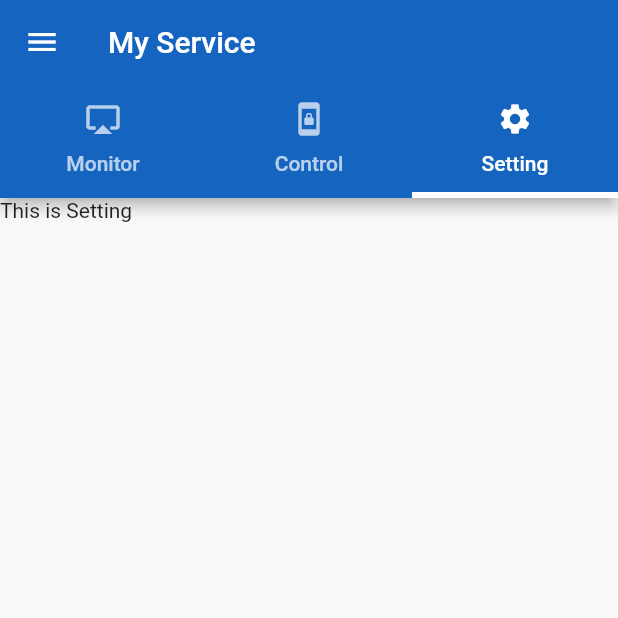
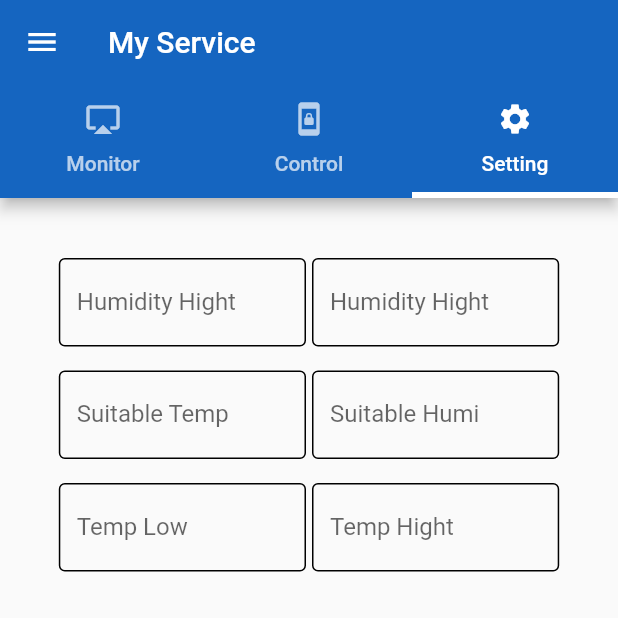
Before and after one commit to masterUNG/UngMushRoom, a Flutter app: the MyService screen opened directly, tab 3 chosen, on a phone screen of 412 x 824 dp, the top half of it. Run offline on Flutter 3.47's test engine with Material 2 defaults, Android fonts, the light colour scheme and no system bars; our stand-ins replace firebase_auth, firebase_database; missing offline and left inert: flutter_webview_plugin; accounts and stored records are empty.

Commit message:
Design UI Setting Success

```diff
--- a/lib/widget/setting.dart
+++ b/lib/widget/setting.dart
@@ -6,10 +6,157 @@
 }
 
 class _SettingState extends State<Setting> {
+  // Field
+
+  // Method
+  Widget humidityHight() {
+    return Container(
+      width: MediaQuery.of(context).size.width * 0.4,
+      child: TextFormField(
+        keyboardType: TextInputType.number,
+        decoration: InputDecoration(
+          enabledBorder: OutlineInputBorder(
+            borderSide: BorderSide(),
+          ),
+          labelText: 'Humidity Hight',
+        ),
+      ),
+    );
+  }
+
+  Widget humidityLow() {
+    return Container(
+      width: MediaQuery.of(context).size.width * 0.4,
+      child: TextFormField(
+        keyboardType: TextInputType.number,
+        decoration: InputDecoration(
+          enabledBorder: OutlineInputBorder(
+            borderSide: BorderSide(),
+          ),
+          labelText: 'Humidity Low',
+        ),
+      ),
+    );
+  }
+
+  Widget suitableHumi() {
+    return Container(
+      width: MediaQuery.of(context).size.width * 0.4,
+      child: TextFormField(
+        keyboardType: TextInputType.number,
+        decoration: InputDecoration(
+          enabledBorder: OutlineInputBorder(
+            borderSide: BorderSide(),
+          ),
+          labelText: 'Suitable Humi',
+        ),
+      ),
+    );
+  }
+
+  Widget suitableTemp() {
+    return Container(
+      width: MediaQuery.of(context).size.width * 0.4,
+      child: TextFormField(
+        keyboardType: TextInputType.number,
+        decoration: InputDecoration(
+          enabledBorder: OutlineInputBorder(
+            borderSide: BorderSide(),
+          ),
+          labelText: 'Suitable Temp',
+        ),
+      ),
+    );
+  }
+
+  Widget tempHight() {
+    return Container(
+      width: MediaQuery.of(context).size.width * 0.4,
+      child: TextFormField(
+        keyboardType: TextInputType.number,
+        decoration: InputDecoration(
+          enabledBorder: OutlineInputBorder(
+            borderSide: BorderSide(),
+          ),
+          labelText: 'Temp Hight',
+        ),
+      ),
+    );
+  }
+
+  Widget tempLow() {
+    return Container(
+      width: MediaQuery.of(context).size.width * 0.4,
+      child: TextFormField(
+        keyboardType: TextInputType.number,
+        decoration: InputDecoration(
+          enabledBorder: OutlineInputBorder(
+            borderSide: BorderSide(),
+          ),
+          labelText: 'Temp Low',
+        ),
+      ),
+    );
+  }
+
+  Widget rowTop() {
+    return Row(
+      mainAxisAlignment: MainAxisAlignment.center,
+      children: <Widget>[
+        humidityHight(),
+        SizedBox(
+          width: 4.0,
+        ),
+        humidityHight(),
+      ],
+    );
+  }
+
+  Widget rowMedile() {
+    return Row(
+      mainAxisAlignment: MainAxisAlignment.center,
+      children: <Widget>[
+        suitableTemp(),
+        SizedBox(
+          width: 4.0,
+        ),
+        suitableHumi(),
+      ],
+    );
+  }
+
+  Widget rowBottom() {
+    return Row(
+      mainAxisAlignment: MainAxisAlignment.center,
+      children: <Widget>[
+        tempLow(),
+        SizedBox(
+          width: 4.0,
+        ),
+        tempHight(),
+      ],
+    );
+  }
+
   @override
   Widget build(BuildContext context) {
     return Container(
-      child: Text('This is Setting'),
+      padding: EdgeInsets.only(
+        top: 40.0,
+      ),
+      child: Column(
+        children: <Widget>[
+          rowTop(),
+          SizedBox(
+            height: 16.0,
+          ),
+          rowMedile(),
+          SizedBox(
+            height: 16.0,
+          ),
+          rowBottom(),
+        ],
+      ),
     );
   }
 }
```
